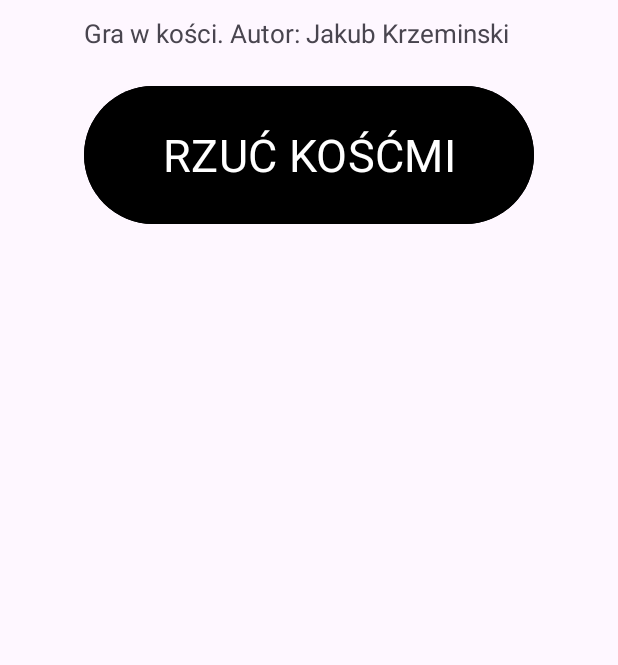
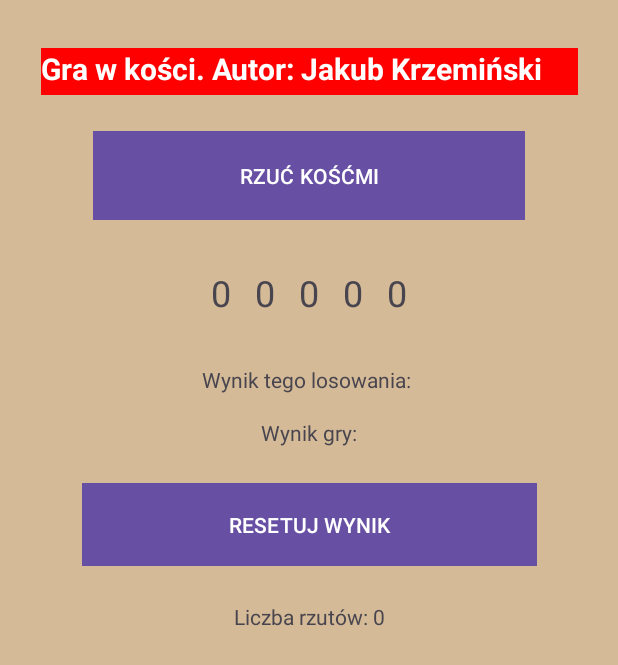
Before and after one commit to Kondariii/gra-w-kosci, an Android app: the screen it shows after launch (MainActivity), on a phone screen of 412 x 824 dp. Shown: the top 665 px of the screen. Run offline under Robolectric (Android 15) with nearby library versions, the phone set to English and light mode, and no system bars.

Commit message:
first commit

```diff
--- a/app/src/main/res/layout/activity_main.xml
+++ b/app/src/main/res/layout/activity_main.xml
@@ -1,84 +1,129 @@
 <?xml version="1.0" encoding="utf-8"?>
-<LinearLayout xmlns:android="http://schemas.android.com/apk/res/android"
+<androidx.constraintlayout.widget.ConstraintLayout xmlns:android="http://schemas.android.com/apk/res/android"
     xmlns:app="http://schemas.android.com/apk/res-auto"
     xmlns:tools="http://schemas.android.com/tools"
     android:id="@+id/main"
     android:layout_width="match_parent"
     android:layout_height="match_parent"
-    android:orientation="vertical"
-    android:gravity="center_horizontal"
-    android:padding="16dp">
+    tools:context=".MainActivity"
+    android:background="#D4BA97">
 
     <TextView
-        android:id="@+id/licznik"
-        android:layout_width="300dp"
-        android:layout_height="33dp"
-        android:layout_margin="10dp"
-        android:layout_marginBottom="10dp"
-        android:text="Gra w kości. Autor: Jakub Krzeminski"
-        android:textSize="17sp" />
+        android:id="@+id/titleTextView"
+        android:layout_width="358dp"
+        android:layout_height="31dp"
+        android:layout_marginTop="32dp"
+        android:background="#FF0000"
+        android:text="Gra w kości. Autor: Jakub Krzemiński"
+        android:textColor="@color/white"
+        android:textSize="20sp"
+        android:textStyle="bold"
+        app:layout_constraintLeft_toLeftOf="parent"
+        app:layout_constraintRight_toRightOf="parent"
+        app:layout_constraintTop_toTopOf="parent" />
 
     <Button
-        android:id="@+id/buttonDisable"
-        android:layout_width="300dp"
-        android:layout_height="100dp"
+        android:id="@+id/rollDiceButton"
+        android:layout_width="288dp"
+        android:layout_height="59dp"
+        android:layout_marginTop="24dp"
+        android:background="@color/design_default_color_on_primary"
         android:text="RZUĆ KOŚĆMI"
-        android:fontFamily="sans-serif"
-        android:textSize="30sp"
-        android:backgroundTint="@android:color/black" />
+        app:layout_constraintLeft_toLeftOf="parent"
+        app:layout_constraintRight_toRightOf="parent"
+        app:layout_constraintTop_toBottomOf="@id/titleTextView" />
+
+    <LinearLayout
+        android:id="@+id/diceContainer"
+        android:layout_width="wrap_content"
+        android:layout_height="wrap_content"
+        android:layout_marginTop="24dp"
+        android:orientation="horizontal"
+        android:spacing="16dp"
+        app:layout_constraintLeft_toLeftOf="parent"
+        app:layout_constraintRight_toRightOf="parent"
+        app:layout_constraintTop_toBottomOf="@id/rollDiceButton">
+
         <TextView
-        android:id="@+id/kosc1"
+            android:id="@+id/dice1TextView"
             android:layout_width="wrap_content"
-        android:layout_height="match_parent"
-        android:layout_gravity="center"
-        />
+            android:layout_height="wrap_content"
+            android:layout_margin="8dp"
+            android:text="0"
+            android:textSize="24sp" />
+
         <TextView
-        android:id="@+id/kosc2"
+            android:id="@+id/dice2TextView"
             android:layout_width="wrap_content"
-        android:layout_height="match_parent"
-        android:layout_gravity="center"
-        />
+            android:layout_height="wrap_content"
+            android:layout_margin="8dp"
+            android:text="0"
+            android:textSize="24sp" />
+
         <TextView
-        android:id="@+id/kosc3"
+            android:id="@+id/dice3TextView"
             android:layout_width="wrap_content"
-        android:layout_height="match_parent"
-        android:layout_gravity="center"
-        />
+            android:layout_height="wrap_content"
+            android:layout_margin="8dp"
+            android:text="0"
+            android:textSize="24sp" />
+
         <TextView
-        android:id="@+id/kosc4"
+            android:id="@+id/dice4TextView"
             android:layout_width="wrap_content"
-        android:layout_height="match_parent"
-        />
+            android:layout_height="wrap_content"
+            android:layout_margin="8dp"
+            android:text="0"
+            android:textSize="24sp" />
+
         <TextView
-        android:id="@+id/kosc5"
+            android:id="@+id/dice5TextView"
             android:layout_width="wrap_content"
-        android:layout_height="match_parent"
-        />
+            android:layout_height="wrap_content"
+            android:layout_margin="8dp"
+            android:text="0"
+            android:textSize="24sp" />
+    </LinearLayout>
+
     <TextView
-        android:id="@+id/wyniklosowania"
+        android:id="@+id/currentRollLabel"
         android:layout_width="wrap_content"
-        android:layout_height="match_parent"
-        />
+        android:layout_height="wrap_content"
+        android:layout_marginTop="24dp"
+        android:text="Wynik tego losowania: "
+        app:layout_constraintLeft_toLeftOf="parent"
+        app:layout_constraintRight_toRightOf="parent"
+        app:layout_constraintTop_toBottomOf="@id/diceContainer" />
+
     <TextView
-        android:id="@+id/wynikgry"
+        android:id="@+id/gameResultLabel"
         android:layout_width="wrap_content"
-        android:layout_height="match_parent"
-        />
+        android:layout_height="wrap_content"
+        android:layout_marginTop="16dp"
+        android:text="Wynik gry:"
+        app:layout_constraintLeft_toLeftOf="parent"
+        app:layout_constraintRight_toRightOf="parent"
+        app:layout_constraintTop_toBottomOf="@id/currentRollLabel" />
 
     <Button
-        android:id="@+id/wynikreset"
-        android:layout_width="300dp"
-        android:layout_height="100dp"
-        android:backgroundTint="@android:color/black"
-        android:fontFamily="sans-serif"
+        android:id="@+id/resetButton"
+        android:layout_width="303dp"
+        android:layout_height="55dp"
+        android:layout_marginTop="24dp"
+        android:background="@color/design_default_color_on_primary"
         android:text="RESETUJ WYNIK"
-        android:textSize="30sp" />
+        app:layout_constraintLeft_toLeftOf="parent"
+        app:layout_constraintRight_toRightOf="parent"
+        app:layout_constraintTop_toBottomOf="@id/gameResultLabel" />
 
     <TextView
-        android:id="@+id/liczbarzutow"
+        android:id="@+id/rollCountTextView"
         android:layout_width="wrap_content"
-        android:layout_height="match_parent"
-        />
+        android:layout_height="wrap_content"
+        android:layout_marginTop="24dp"
+        android:text="Liczba rzutów: 0"
+        app:layout_constraintLeft_toLeftOf="parent"
+        app:layout_constraintRight_toRightOf="parent"
+        app:layout_constraintTop_toBottomOf="@id/resetButton" />
 
-
-</LinearLayout>
+</androidx.constraintlayout.widget.ConstraintLayout>
```
Lines whose indentation alone changed are shown as unchanged.
